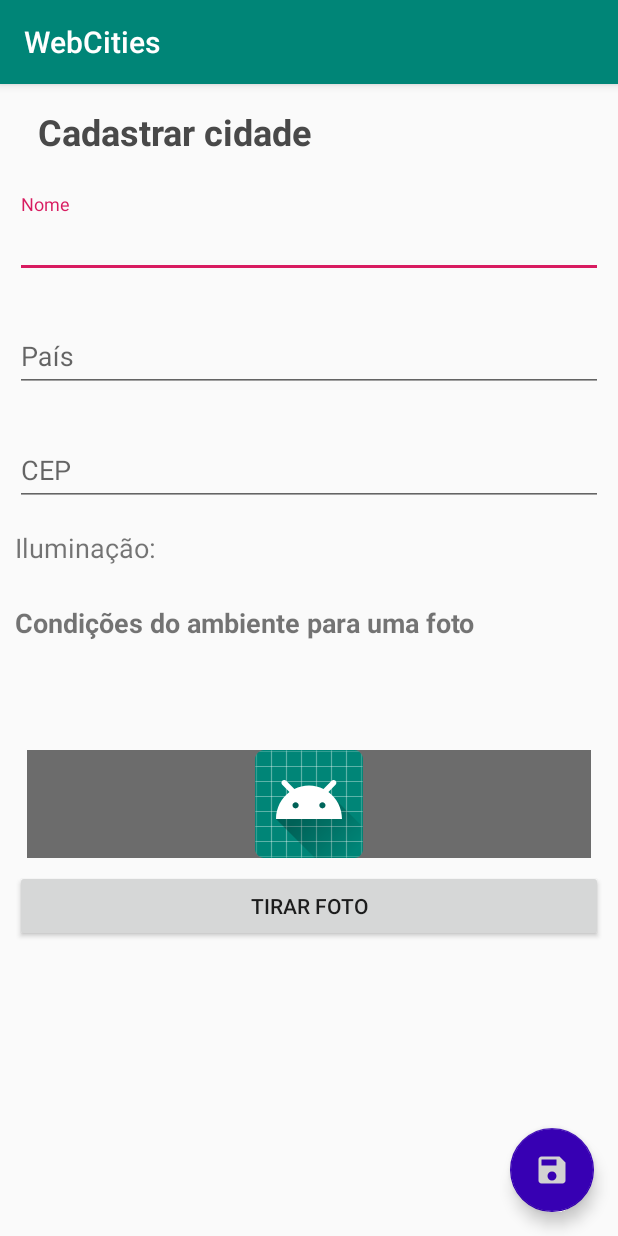
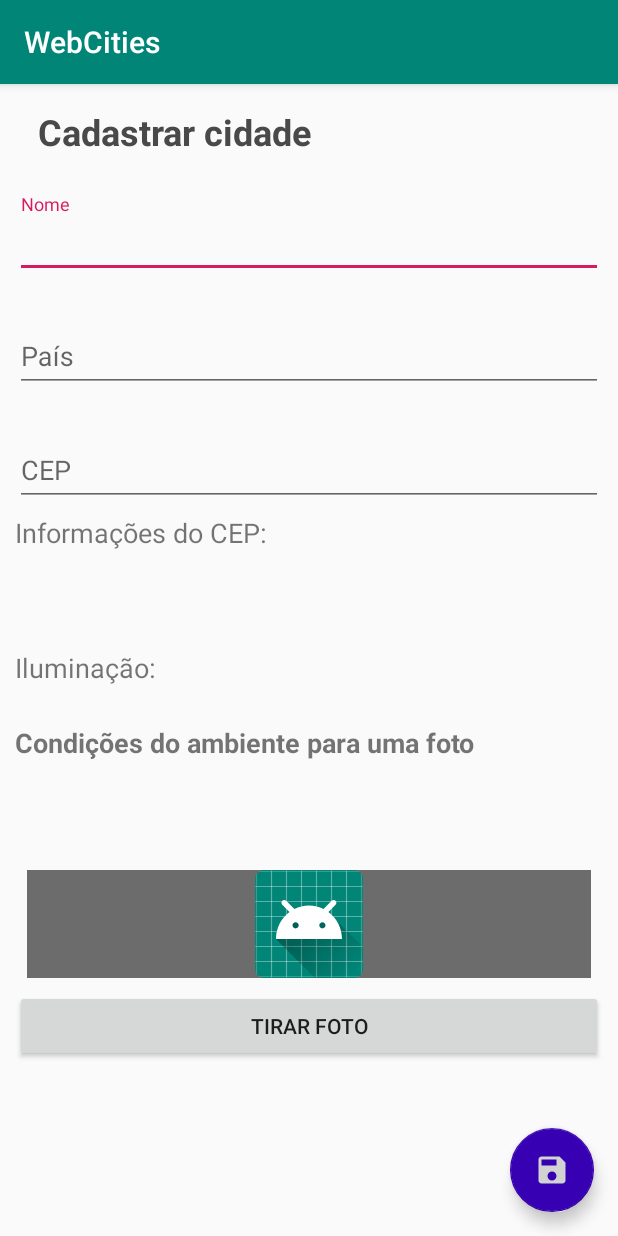
Before and after one commit to glodzienski/advanced-android, an Android app: the CityFormActivity screen opened directly, with no data from a screen before it, on a phone screen of 412 x 824 dp. Run offline under Robolectric (Android 15) with nearby library versions, the phone set to English and light mode, and no system bars; our stand-ins replace RxJava.

Commit message:
- Mostrando retorno do ViaCEP e validando se o cep é válido. - Implementado método toString na classe AddressDTO.kt

```diff
--- a/WebCities/app/src/main/java/com/example/webcities/DTO/AddressDTO.kt
+++ b/WebCities/app/src/main/java/com/example/webcities/DTO/AddressDTO.kt
@@ -8,4 +8,8 @@ data class AddressDTO (
     @SerializedName("localidade") var cidade: String = "",
     @SerializedName("bairro") var bairro: String = "",
     @SerializedName("logradouro") var logradouro: String = ""
-)
+) {
+    override fun toString(): String {
+        return "${logradouro}. ${bairro}, ${cidade} - ${estado}"
+    }
+}
--- a/WebCities/app/src/main/res/layout/activity_city_form.xml
+++ b/WebCities/app/src/main/res/layout/activity_city_form.xml
@@ -70,6 +70,18 @@
                         android:hint="CEP"
                         android:ems="10"
                         android:id="@+id/edtCep" android:inputType="number"/>
+                <TextView
+                        android:text="Informações do CEP:"
+                        android:layout_width="match_parent"
+                        android:layout_height="wrap_content" android:id="@+id/address_status_label"
+                        android:textSize="18sp"
+                        android:layout_marginVertical="5dp"/>
+                <TextView
+                        android:layout_width="match_parent"
+                        android:layout_height="wrap_content" android:id="@+id/address_status_value"
+                        android:textSize="18sp"
+                        android:layout_marginVertical="10dp"
+                />
             </android.support.design.widget.TextInputLayout>
             <TextView
                     android:text="Iluminação:"
```
Also changed, not shown: WebCities/app/src/main/java/com/example/webcities/ui/activity/CityFormActivity.kt (+12 -1 lines).
